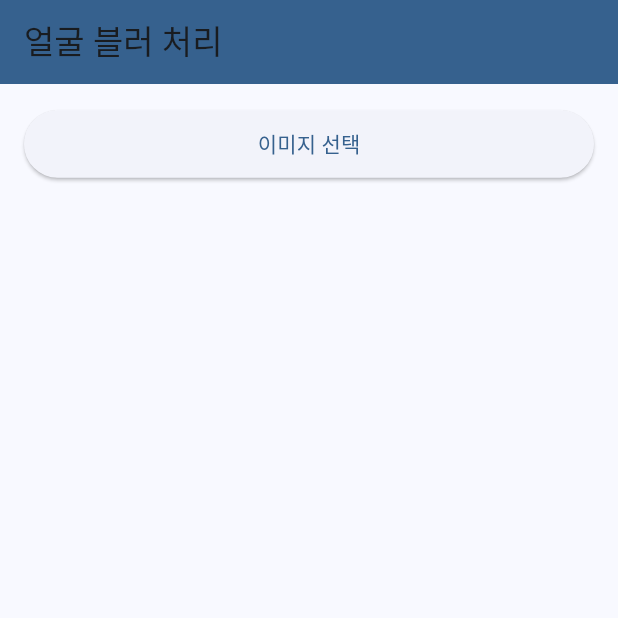
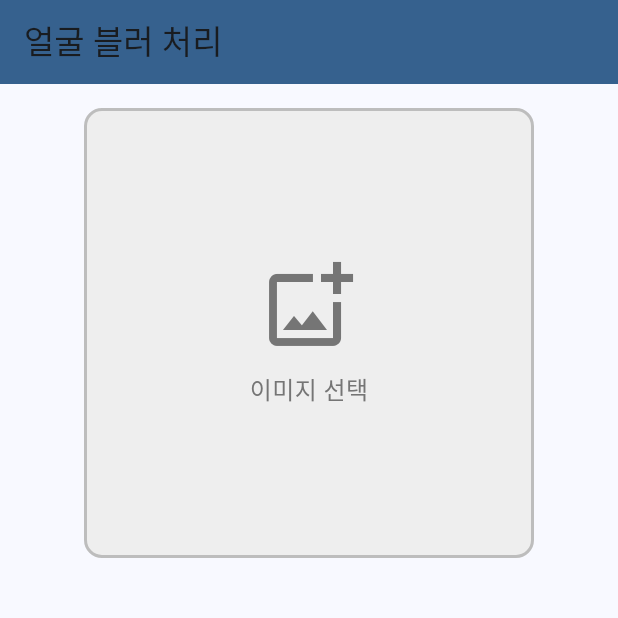
Before and after one commit to wdrppl/server-faceblur, a Flutter app: the screen it shows after launch, on a phone screen of 412 x 824 dp, the top half of it. Run offline on Flutter 3.47's test engine with Material 3 defaults, Android fonts, the phone set to English and light mode, and no system bars; our stand-ins replace dio, image_picker.

Commit message:
Add blur-reset button

```diff
--- a/lib/screens/face_blur_screen.dart
+++ b/lib/screens/face_blur_screen.dart
@@ -34,12 +34,42 @@ class FaceBlurScreenState extends State<FaceBlurScreen> {
             child: Column(
               crossAxisAlignment: CrossAxisAlignment.stretch,
               children: [
-                ElevatedButton(
-                  onPressed: _pickImage,
-                  style: ElevatedButton.styleFrom(
-                    padding: const EdgeInsets.symmetric(vertical: 12),
+                if (_imageFile == null)
+                  Center(
+                    child: InkWell(
+                      onTap: _pickImage,
+                      child: Container(
+                        width: 300,
+                        height: 300,
+                        decoration: BoxDecoration(
+                          color: Colors.grey[200],
+                          borderRadius: BorderRadius.circular(12),
+                          border: Border.all(
+                            color: Colors.grey[400]!,
+                            width: 2,
                           ),
-                  child: const Text('이미지 선택'),
+                        ),
+                        child: Column(
+                          mainAxisAlignment: MainAxisAlignment.center,
+                          children: [
+                            Icon(
+                              Icons.add_photo_alternate_outlined,
+                              size: 64,
+                              color: Colors.grey[600],
+                            ),
+                            const SizedBox(height: 12),
+                            Text(
+                              '이미지 선택',
+                              style: TextStyle(
+                                color: Colors.grey[600],
+                                fontSize: 16,
+                                fontWeight: FontWeight.w500,
+                              ),
+                            ),
+                          ],
+                        ),
+                      ),
+                    ),
                   ),
                 if (_imageFile != null) ...[
                   const SizedBox(height: 16),
@@ -67,10 +97,15 @@ class FaceBlurScreenState extends State<FaceBlurScreen> {
                   ),
                   const SizedBox(height: 8),
                   Card(
-                    child: Column(
-                      children: ['Left', 'Right', 'Mouth'].map((part) {
-                        return CheckboxListTile(
-                          title: Text(part),
+                    child: Padding(
+                      padding: const EdgeInsets.symmetric(vertical: 8),
+                      child: Row(
+                        mainAxisAlignment: MainAxisAlignment.spaceEvenly,
+                        children: ['Left', 'Mouth', 'Right'].map((part) {
+                          return Row(
+                            mainAxisSize: MainAxisSize.min,
+                            children: [
+                              Checkbox(
                                 value: _selectedParts.contains(part),
                                 onChanged: (selected) {
                                   setState(() {
@@ -81,30 +116,63 @@ class FaceBlurScreenState extends State<FaceBlurScreen> {
                                     }
                                   });
                                 },
+                              ),
+                              Text(part),
+                            ],
                           );
                         }).toList(),
                       ),
                     ),
+                  ),
                   const SizedBox(height: 16),
-                  ElevatedButton(
+                  Row(
+                    children: [
+                      Expanded(
+                        flex: 2,
+                        child: ElevatedButton(
                           onPressed: _isLoading ? null : _processImage,
                           style: ElevatedButton.styleFrom(
                             padding: const EdgeInsets.symmetric(vertical: 12),
-                      backgroundColor: Theme.of(context).colorScheme.primary,
+                            backgroundColor: Theme.of(
+                              context,
+                            ).colorScheme.primary,
                           ),
                           child: const Text(
-                      '이미지 처리',
+                            '블러 처리',
                             style: TextStyle(
-                        color: Colors.red,
+                              color: Colors.white,
                               fontWeight: FontWeight.bold,
                             ),
                           ),
+                        ),
+                      ),
+                      const SizedBox(width: 12),
+                      Expanded(
+                        flex: 1,
+                        child: ElevatedButton(
+                          onPressed: _processedImage == null
+                              ? null
+                              : _resetBlur,
+                          style: ElevatedButton.styleFrom(
+                            padding: const EdgeInsets.symmetric(vertical: 12),
+                            backgroundColor: Colors.grey[300],
+                          ),
+                          child: const Text(
+                            '블러 리셋',
+                            style: TextStyle(
+                              color: Colors.black87,
+                              fontWeight: FontWeight.bold,
+                            ),
+                          ),
+                        ),
+                      ),
+                    ],
                   ),
                 ],
                 if (_processedImage != null) ...[
                   const SizedBox(height: 24),
                   Text(
-                    '처리된 이미지:',
+                    '블러 처리된 이미지:',
                     style: Theme.of(context).textTheme.titleMedium,
                   ),
                   const SizedBox(height: 8),
@@ -197,4 +265,10 @@ class FaceBlurScreenState extends State<FaceBlurScreen> {
       );
     }
   }
+
+  Future<void> _resetBlur() async {
+    setState(() {
+      _processedImage = null;
+    });
   }
+}
```
Lines whose indentation alone changed are shown as unchanged.
